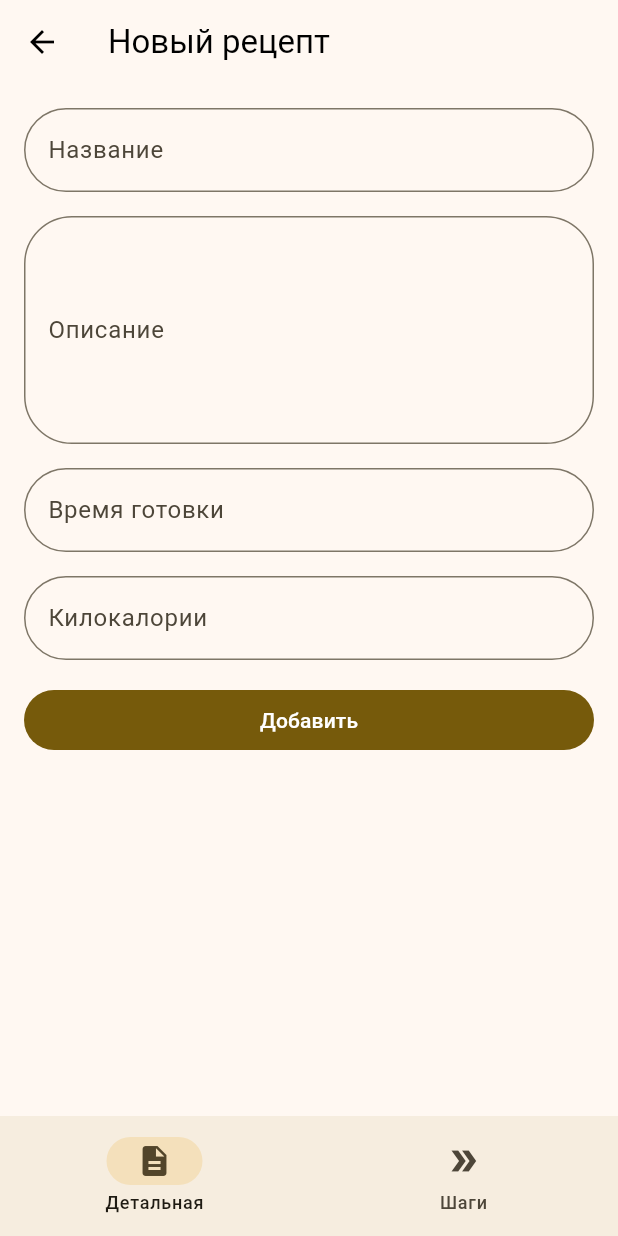
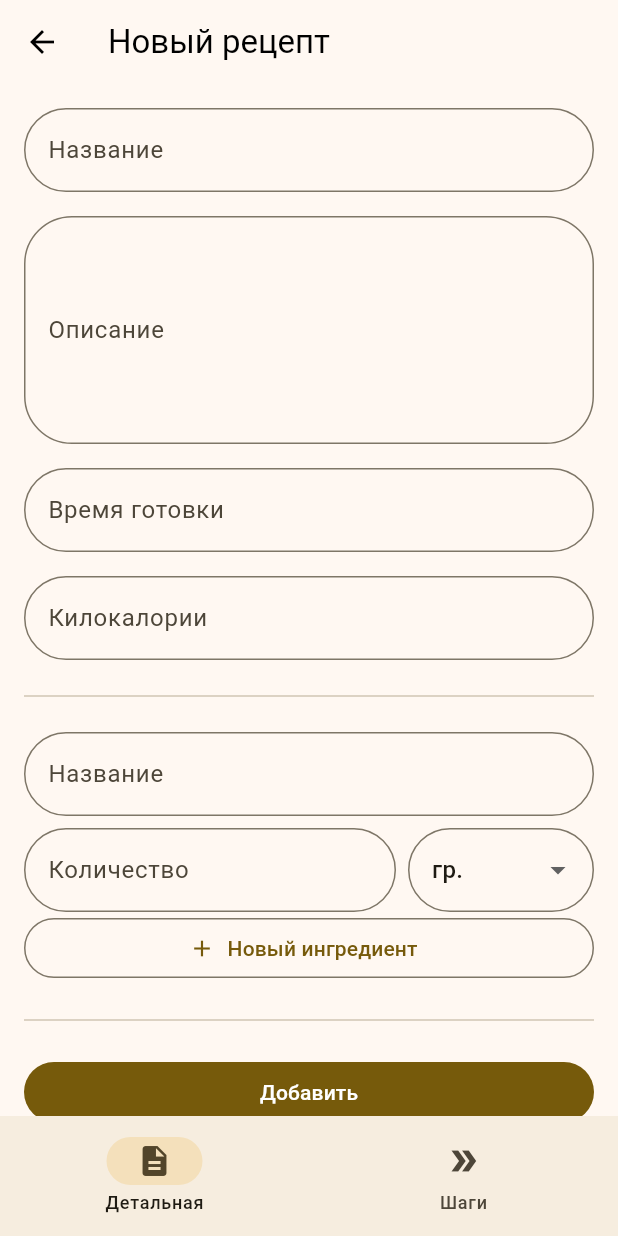
Before and after one commit to ivomika/recipe_browser, a Flutter app: the CreateMenuPage screen opened by its route, after a tap on "Рецепт", on a phone screen of 412 x 824 dp. Run offline on Flutter 3.47's test engine with Material 3 defaults, Android fonts, the phone set to English and light mode, and no system bars; our stand-ins replace bloc, drift, drift_flutter, equatable, flex_color_scheme, flutter_bloc and 3 more; missing offline and left inert: smooth_sheets; accounts and stored records are empty; generated files the repository leaves out were written again; network calls fail.

Commit message:
добавил ингредиенты в создание рецептов

```diff
--- a/lib/features/create/create.dart
+++ b/lib/features/create/create.dart
@@ -1,3 +1,7 @@
 export 'pages/create_menu_page/view/create_menu_page.dart';
 export 'pages/create_recipe/view/create_recipe_detail.dart';
 export 'pages/create_recipe/view/create_recipe_steps.dart';
+export 'pages/create_recipe/view/ingredient_input.dart';
+export 'pages/create_recipe/view/ingredient_list_input.dart';
+export 'pages/create_recipe/view/ingredient_input_dismissible.dart';
+export 'pages/create_recipe/model/create_recipe_model.dart';
--- /dev/null
+++ b/lib/features/create/pages/create_recipe/bloc/create_recipe_cubit.dart
@@ -0,0 +1,43 @@
+import 'dart:async';
+
+import 'package:bloc/bloc.dart';
+import 'package:equatable/equatable.dart';
+import 'package:flutter/material.dart';
+import 'package:meta/meta.dart';
+import 'package:recipe_browser/features/create/create.dart';
+import 'package:recipe_browser/features/recipe/recipe.dart';
+
+part 'create_recipe_state.dart';
+
+class CreateRecipeCubit extends Cubit<CreateRecipeState> {
+  final GlobalKey<FormState> formKey;
+  final IRecipeRepository _recipeRepository;
+
+  CreateRecipeCubit(
+      this.formKey,
+      IRecipeRepository recipeRepository
+      ) : _recipeRepository = recipeRepository, super(
+      CreateRecipeInitial(
+          CreateRecipeModel()
+      )
+  );
+
+  FutureOr<void> create() async {
+    try{
+      await _recipeRepository.create(
+        Recipe.create(
+            title: state.data.title!,
+            description: state.data.description!,
+            cookingTime: state.data.cookingTime!,
+            kilocalories: state.data.kilocalories!,
+            ingredients: state.data.ingredients!
+        )
+      );
+    }catch(e){
+      emit(CreateRecipeError(
+          e.toString(),
+          state.data
+      ));
+    }
+  }
+}
--- /dev/null
+++ b/lib/features/create/pages/create_recipe/bloc/create_recipe_state.dart
@@ -0,0 +1,26 @@
+part of 'create_recipe_cubit.dart';
+
+@immutable
+sealed class CreateRecipeState extends Equatable {
+  final CreateRecipeModel data;
+
+  const CreateRecipeState(this.data);
+  @override
+  List<Object?> get props => [data];
+}
+
+final class CreateRecipeInitial extends CreateRecipeState {
+  const CreateRecipeInitial(super.data);
+
+  @override
+  List<Object?> get props => super.props..addAll([]);
+}
+
+final class CreateRecipeError extends CreateRecipeState {
+  final String error;
+
+  const CreateRecipeError(this.error, super.data);
+
+  @override
+  List<Object?> get props => super.props..addAll([error]);
+}
--- /dev/null
+++ b/lib/features/create/pages/create_recipe/model/create_recipe_model.dart
@@ -0,0 +1,17 @@
+import 'package:recipe_browser/features/recipe/recipe.dart';
+
+class CreateRecipeModel{
+  String? title;
+  String? description;
+  int? cookingTime;
+  int? kilocalories;
+  List<Ingredient>? ingredients;
+
+  CreateRecipeModel({
+    this.title,
+    this.description,
+    this.cookingTime,
+    this.kilocalories,
+    this.ingredients,
+  });
+}
--- a/lib/features/create/pages/create_recipe/view/create_recipe_detail.dart
+++ b/lib/features/create/pages/create_recipe/view/create_recipe_detail.dart
@@ -1,6 +1,8 @@
 import 'package:flutter/material.dart';
 import 'package:flutter_bloc/flutter_bloc.dart';
 import 'package:go_router/go_router.dart';
+import 'package:recipe_browser/features/create/create.dart';
+import 'package:recipe_browser/features/create/pages/create_recipe/bloc/create_recipe_cubit.dart';
 import 'package:recipe_browser/features/recipe/recipe.dart';
 import 'package:recipe_browser/features/theme/theme.dart';
 
@@ -18,7 +20,13 @@ class CreateRecipeDetail extends StatelessWidget {
           title: Text('Новый рецепт'),
         ),
         SliverToBoxAdapter(
-          child: _Form()
+            child: BlocProvider(
+              create: (context) => CreateRecipeCubit(
+                GlobalKey<FormState>(),
+                context.read<IRecipeRepository>()
+              ),
+              child: _Form(),
+            )
         ),
       ],
     );
@@ -26,28 +34,13 @@ class CreateRecipeDetail extends StatelessWidget {
 }
 
 
-class _Form extends StatefulWidget {
+class _Form extends StatelessWidget {
   const _Form();
-
-  @override
-  State<_Form> createState() => _FormState();
-}
-
-class _FormState extends State<_Form> {
-  late final GlobalKey<FormState> _formKey;
-  late Map<String, String> _data;
-
-  @override
-  void initState() {
-    super.initState();
-    _formKey = GlobalKey<FormState>();
-    _data = {};
-  }
 
   @override
   Widget build(BuildContext context) {
     return Form(
-        key: _formKey,
+        key: context.read<CreateRecipeCubit>().formKey,
         child: Padding(
           padding: EdgeInsets.all(
               context.offset.normal
@@ -62,7 +55,7 @@ class _FormState extends State<_Form> {
                     hintText: 'Крабовый салат'
                 ),
                 validator: _titleValidator,
-                onSaved: _titleSave,
+                onSaved: (value) => _titleSave(value, context),
               ),
               SizedBox(
                 height: context.offset.normal,
@@ -75,7 +68,7 @@ class _FormState extends State<_Form> {
                     labelText: 'Описание',
                     hintText: 'Дополнительная информация для Вас!'
                 ),
-                onSaved: _descriptionSave,
+                onSaved: (value) => _descriptionSave(value, context),
               ),
               SizedBox(
                 height: context.offset.normal,
@@ -89,7 +82,7 @@ class _FormState extends State<_Form> {
                 ),
                 keyboardType: TextInputType.number,
                 validator: _cookingTimeValidator,
-                onSaved: _cookingTimeSave,
+                onSaved: (value) => _cookingTimeSave(value, context),
               ),
               SizedBox(
                 height: context.offset.normal,
@@ -103,71 +96,80 @@ class _FormState extends State<_Form> {
                 ),
                 keyboardType: TextInputType.number,
                 validator: _kilocaloriesValidator,
-                onSaved: _kilocaloriesSave,
+                onSaved: (value) => _kilocaloriesSave(value, context),
               ),
               SizedBox(
                 height: context.offset.normal,
               ),
+              Divider(),
+              SizedBox(
+                height: context.offset.normal,
+              ),
+              IngredientListInput(),
+              SizedBox(
+                height: context.offset.normal,
+              ),
+              Divider(),
+              SizedBox(
+                height: context.offset.normal,
+              ),
               FilledButton(
-                  onPressed: _formSubmit,
+                  onPressed: () => _formSubmit(context),
                   child: Text('Добавить')
-              )
+              ),
             ],
           ),
         )
     );
   }
 
-  void _formSubmit() {
-    if(_formKey.currentState!.validate() == false) return;
+  void _formSubmit(BuildContext context) {
+    final createCubit = context.read<CreateRecipeCubit>();
+    if (createCubit.formKey.currentState!.validate() == false) return;
 
-    _formKey.currentState!.save();
-    context.read<RecipeBloc>().add(CreateRecipe(
-        Recipe(
-            id: '',
-            createdAt: DateTime.now(),
-            title: _data['title']!,
-            description: _data['description']!,
-            cookingTime: int.parse(_data['cookingTime']!),
-            kilocalories: int.parse(_data['kilocalories']!),
-            ingredients: []
-        )
-    ));
+    createCubit.formKey.currentState!.save();
+    createCubit.create();
 
     context.go('/home');
   }
 
   String? _titleValidator(String? value) {
-    if(value == null || value.isEmpty) return 'Название должно быть заполнено';
+    if (value == null || value.isEmpty) {
+      return 'Название должно быть заполнено';
+    }
 
     return null;
   }
 
-  void _titleSave(String? newValue) {
-    _data['title'] = newValue!;
+  void _titleSave(String? newValue, BuildContext context) {
+    context.read<CreateRecipeCubit>().state.data.title = newValue!;
   }
 
-  void _descriptionSave(String? newValue) {
-    _data['description'] = newValue ?? '';
+  void _descriptionSave(String? newValue, BuildContext context) {
+    context.read<CreateRecipeCubit>().state.data.description = newValue ?? '';
   }
 
   String? _cookingTimeValidator(String? value) {
-    if(value == null || value.isEmpty) return 'Время готовки должно быть заполнено';
+    if (value == null || value.isEmpty) {
+      return 'Время готовки должно быть заполнено';
+    }
 
     return null;
   }
 
-  void _cookingTimeSave(String? newValue) {
-    _data['cookingTime'] = newValue!;
+  void _cookingTimeSave(String? newValue, BuildContext context) {
+    context.read<CreateRecipeCubit>().state.data.cookingTime = int.parse(newValue!);
   }
 
   String? _kilocaloriesValidator(String? value) {
-    if(value == null || value.isEmpty) return 'Килокалории должны быть заполнено';
+    if (value == null || value.isEmpty) {
+      return 'Килокалории должны быть заполнено';
+    }
 
     return null;
   }
 
-  void _kilocaloriesSave(String? newValue) {
-    _data['kilocalories'] = newValue!;
+  void _kilocaloriesSave(String? newValue, BuildContext context) {
+    context.read<CreateRecipeCubit>().state.data.kilocalories = int.parse(newValue!);
   }
 }
--- /dev/null
+++ b/lib/features/create/pages/create_recipe/view/ingredient_input.dart
@@ -0,0 +1,94 @@
+import 'package:flutter/material.dart';
+import 'package:flutter_bloc/flutter_bloc.dart';
+import 'package:recipe_browser/features/create/create.dart';
+import 'package:recipe_browser/features/recipe/recipe.dart';
+import 'package:recipe_browser/features/theme/theme.dart';
+
+class IngredientInput extends StatelessWidget {
+  final String index;
+  const IngredientInput({
+    super.key,
+    required this.index,
+  });
+
+  @override
+  Widget build(BuildContext context) {
+    return Column(
+      mainAxisSize: MainAxisSize.min,
+      crossAxisAlignment: CrossAxisAlignment.stretch,
+      children: [
+        TextFormField(
+          decoration: InputDecoration(
+              labelText: 'Название',
+              hintText: 'Курица'
+          ),
+          validator: _ingredientNameValidator,
+          onSaved: (value) => _ingredientNameSaved(value, context),
+        ),
+        SizedBox(
+          height: context.offset.small,
+        ),
+        Row(
+          mainAxisSize: MainAxisSize.min,
+          children: [
+            Flexible(
+              flex: 2,
+              child: TextFormField(
+                decoration: InputDecoration(
+                    labelText: 'Количество',
+                    hintText: '100'
+                ),
+                validator: _ingredientCountValidator,
+                onSaved: (value) => _ingredientCountSaved(value, context),
+              ),
+            ),
+            SizedBox(
+              width: context.offset.small,
+            ),
+            Flexible(
+              flex: 1,
+              child: DropdownButtonFormField(
+                  items: CountType.values.map(
+                          (e) => DropdownMenuItem(
+                          value: e,
+                          child: Text(e.name)
+                      )
+                  ).toList(growable: false),
+                  value: CountType.gram,
+                  borderRadius: BorderRadius.circular(
+                      context.offset.normal
+                  ),
+                  onChanged: _countTypeChanged,
+                  onSaved: (value) => _countTypeSaved(value, context),
+              ),
+            ),
+          ],
+        ),
+
+      ],
+    );
+  }
+
+  void _countTypeChanged(CountType? value) {}
+
+  String? _ingredientNameValidator(String? value) {
+    if(value == null || value.isEmpty) return 'Название ингредиента должно быть заполнено';
+
+    return null;
+  }
+
+  String? _ingredientCountValidator(String? value) {
+    if(value == null || value.isEmpty) return 'Количество должно быть заполнено';
+
+    return null;
+  }
+
+  void _ingredientNameSaved(String? newValue, BuildContext context) {
+  }
+
+  void _ingredientCountSaved(String? newValue, BuildContext context) {
+  }
+
+  void _countTypeSaved(CountType? newValue, BuildContext context) {
+  }
+}
--- /dev/null
+++ b/lib/features/create/pages/create_recipe/view/ingredient_list_input.dart
@@ -0,0 +1,37 @@
+import 'package:flutter/material.dart';
+import 'package:recipe_browser/features/create/create.dart';
+import 'package:uuid/uuid.dart';
+
+class IngredientListInput extends StatefulWidget {
+  const IngredientListInput({super.key});
+
+  @override
+  State<IngredientListInput> createState() => _IngredientListInputState();
+}
+
+class _IngredientListInputState extends State<IngredientListInput> {
+  final List<Widget> _inputs = [];
+
+  @override
+  Widget build(BuildContext context) {
+    return Column(
+      crossAxisAlignment: CrossAxisAlignment.stretch,
+      children: [
+        IngredientInput(
+          index: 'default',
+        ),
+        ..._inputs,
+        OutlinedButton.icon(
+            onPressed: _addIngredient,
+            icon: Icon(Icons.add),
+            label: Text('Новый ингредиент'),
+        )
+      ],
+    );
+  }
+
+  void _addIngredient() {
+    _inputs.add(IngredientInputDismissible(index: Uuid().v1()));
+    setState(() {});
+  }
+}
--- a/lib/features/recipe/models/recipe.dart
+++ b/lib/features/recipe/models/recipe.dart
@@ -23,6 +23,18 @@ class Recipe extends BaseModel{
     required this.ingredients,
   });
 
+
+  Recipe.create({
+    required this.title,
+    required this.description,
+    required this.cookingTime,
+    required this.kilocalories,
+    required this.ingredients,
+  }) : super(
+    id: '',
+    createdAt: DateTime.now()
+  );
+
   @override
   String toString() {
     return 'Recipe{title: $title, description: $description, cookingTime: $cookingTime, kilocalories: $kilocalories, ingredients: $ingredients}';
--- a/lib/features/theme/app_theme/app_theme.dart
+++ b/lib/features/theme/app_theme/app_theme.dart
@@ -46,7 +46,7 @@ abstract final class AppTheme {
       defaultRadius: 32.0,
       inputDecoratorContentPadding: EdgeInsetsDirectional.fromSTEB(24, 20, 24, 12),
       inputDecoratorBorderType: FlexInputBorderType.outline,
-      alignedDropdown: true,
+      popupMenuRadius: 12.0,
       appBarScrolledUnderElevation: 0.0,
       navigationRailUseIndicator: true,
     ),
@@ -88,7 +88,7 @@ abstract final class AppTheme {
       thinBorderWidth: 2.0,
       inputDecoratorContentPadding: EdgeInsetsDirectional.fromSTEB(24, 20, 24, 12),
       inputDecoratorBorderType: FlexInputBorderType.outline,
-      alignedDropdown: true,
+      popupMenuRadius: 12.0,
       navigationRailUseIndicator: true,
     ),
     // ColorScheme seed configuration setup for dark mode.
```
Also changed, not shown: lib/features/create/pages/create_recipe/view/ingredient_input_dismissible.dart (added, +41 -0 lines), pubspec.yaml (+4 -3 lines), pubspec.lock.
